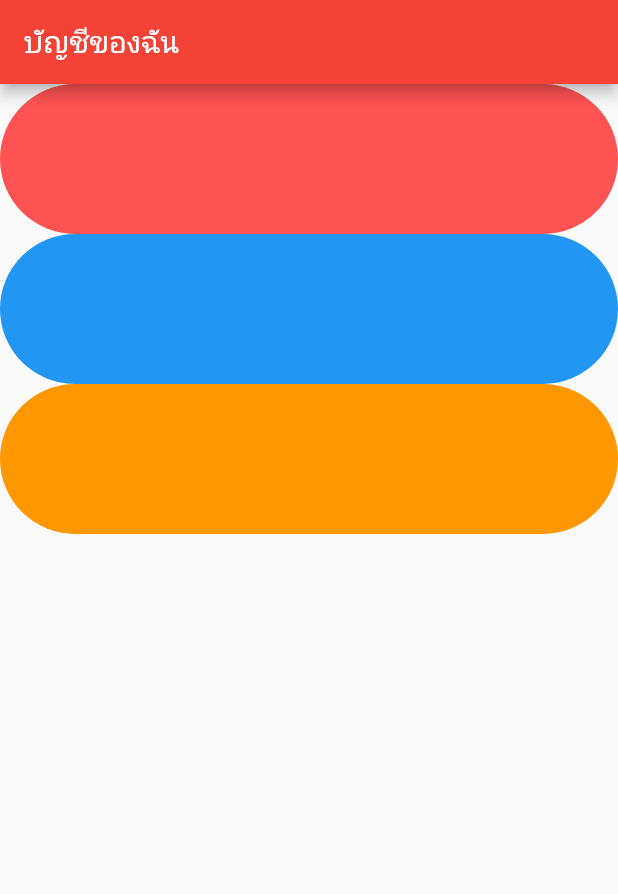
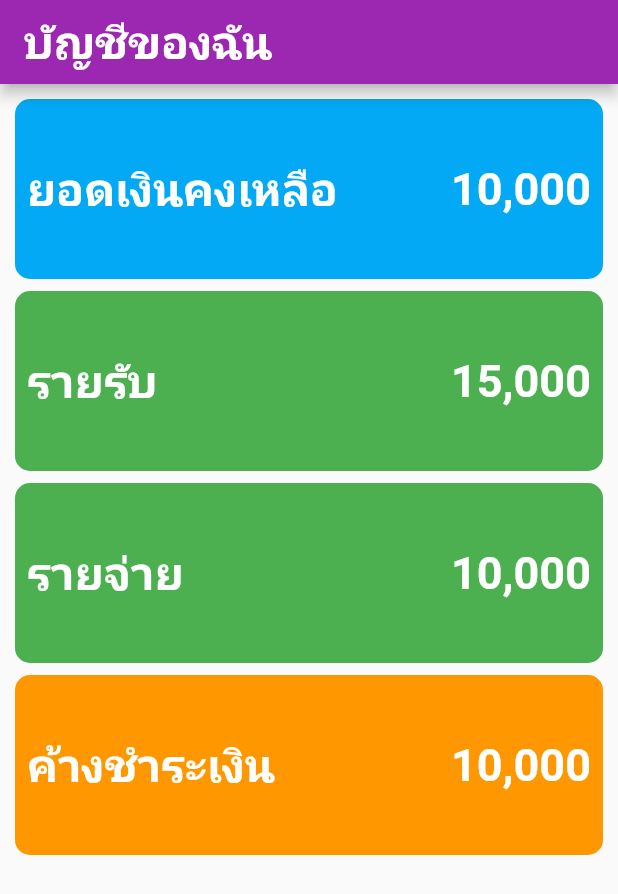
Before and after one commit to johnR46/flutter_kong_, a Flutter app: the screen it shows after launch, on a phone screen of 412 x 824 dp. Shown: the top 894 px of the screen. Run offline on Flutter 3.47's test engine with Material 2 defaults, Android fonts, the phone set to English and light mode, and no system bars.

Commit message:
add cookbox

```diff
--- a/lib/main.dart
+++ b/lib/main.dart
@@ -1,3 +1,4 @@
+import 'package:flutter/cupertino.dart';
 import 'package:flutter/material.dart';
 import 'FoodMenu.dart';
 
@@ -11,7 +12,7 @@ class MyApp extends StatelessWidget {
     return MaterialApp(
       title: 'Flutter Demo',
       theme: ThemeData(
-        primarySwatch: Colors.red,
+        primarySwatch: Colors.purple,
         visualDensity: VisualDensity.adaptivePlatformDensity,
       ),
       home: MyHomePage(title: 'Flutter Demo Home Page'),
@@ -33,31 +34,130 @@ class _MyHomePageState extends State<MyHomePage> {
   Widget build(BuildContext context) {
     return Scaffold(
         appBar: AppBar(
-          title: Text('บัญชีของฉัน'),
+          title: Text(
+            'บัญชีของฉัน',
+            style: TextStyle(
+                fontSize: 30, color: Colors.white, fontWeight: FontWeight.bold),
           ),
-        body: Column(
+        ),
+        body: Padding(
+            padding: EdgeInsets.all(10.0),
+            child: Column(
               children: [
                 Container(
-              // กำหรดกล่อง
+                  padding: EdgeInsets.all(8.0),
                   decoration: BoxDecoration(
-                  color: Colors.redAccent,
-                  borderRadius: BorderRadius.circular(100)),
-              height: 100,
+                      color: Colors.lightBlue,
+                      borderRadius: BorderRadius.circular(10)),
+                  height: 120,
+                  child: Row(
+                    crossAxisAlignment: CrossAxisAlignment.center,
+                    children: [
+                      Text(
+                        'ยอดเงินคงเหลือ',
+                        style: TextStyle(
+                            fontSize: 30,
+                            color: Colors.white,
+                            fontWeight: FontWeight.bold),
+                      ),
+                      Expanded(
+                          child: Text('10,000',
+                              style: TextStyle(
+                                  fontSize: 30,
+                                  color: Colors.white,
+                                  fontWeight: FontWeight.bold),
+                              textAlign: TextAlign.right))
+                    ],
+                  ),
+                ),
+                SizedBox(
+                  height: 8.0,
                 ),
                 Container(
-              // กำหรดกล่อง
+                  padding: EdgeInsets.all(8.0),
                   decoration: BoxDecoration(
-                  color: Colors.blue, borderRadius: BorderRadius.circular(100)),
-              height: 100,
+                      color: Colors.green,
+                      borderRadius: BorderRadius.circular(10)),
+                  height: 120,
+                  child: Row(
+                    crossAxisAlignment: CrossAxisAlignment.center,
+                    children: [
+                      Text(
+                        'รายรับ',
+                        style: TextStyle(
+                            fontSize: 30,
+                            color: Colors.white,
+                            fontWeight: FontWeight.bold),
+                      ),
+                      Expanded(
+                          child: Text('15,000',
+                              style: TextStyle(
+                                  fontSize: 30,
+                                  color: Colors.white,
+                                  fontWeight: FontWeight.bold),
+                              textAlign: TextAlign.right))
+                    ],
+                  ),
+                ),
+                SizedBox(
+                  height: 8.0,
                 ),
                 Container(
-              // กำหรดกล่อง
+                  padding: EdgeInsets.all(8.0),
+                  decoration: BoxDecoration(
+                      color: Colors.green,
+                      borderRadius: BorderRadius.circular(10)),
+                  height: 120,
+                  child: Row(
+                    crossAxisAlignment: CrossAxisAlignment.center,
+                    children: [
+                      Text(
+                        'รายจ่าย',
+                        style: TextStyle(
+                            fontSize: 30,
+                            color: Colors.white,
+                            fontWeight: FontWeight.bold),
+                      ),
+                      Expanded(
+                          child: Text('10,000',
+                              style: TextStyle(
+                                  fontSize: 30,
+                                  color: Colors.white,
+                                  fontWeight: FontWeight.bold),
+                              textAlign: TextAlign.right))
+                    ],
+                  ),
+                ),
+                SizedBox(
+                  height: 8.0,
+                ),
+                Container(
+                  padding: EdgeInsets.all(8.0),
                   decoration: BoxDecoration(
                       color: Colors.orange,
-                  borderRadius: BorderRadius.circular(100)),
-              height: 100,
-            )
+                      borderRadius: BorderRadius.circular(10)),
+                  height: 120,
+                  child: Row(
+                    crossAxisAlignment: CrossAxisAlignment.center,
+                    children: [
+                      Text(
+                        'ค้างชำระเงิน',
+                        style: TextStyle(
+                            fontSize: 30,
+                            color: Colors.white,
+                            fontWeight: FontWeight.bold),
+                      ),
+                      Expanded(
+                          child: Text('10,000',
+                              style: TextStyle(
+                                  fontSize: 30,
+                                  color: Colors.white,
+                                  fontWeight: FontWeight.bold),
+                              textAlign: TextAlign.right))
                     ],
-        ));
+                  ),
+                ),
+              ],
+            )));
   }
 }
```
Also changed, not shown: 1 other file. Lines whose indentation alone changed are shown as unchanged.
